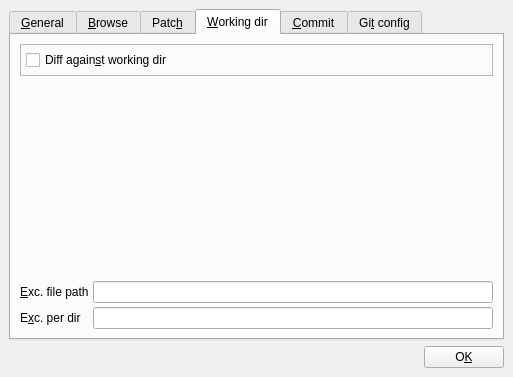
Old version of the form src/settings.ui in the repository tibirna/qgit.
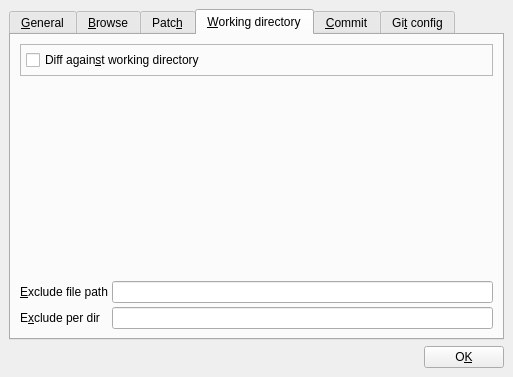
New version of the form. The open tabs and pages were chosen to show the change. Icons and pictures are not drawn.

Commit message: sed/working dir/working directory/ and regenerate the help.h file

What changed in the file:
```diff
--- a/src/settings.ui
+++ b/src/settings.ui
@@ -531,7 +531,7 @@
        </widget>
        <widget class="QWidget" name="WorkingDir">
         <attribute name="title">
-         <string>&amp;Working dir</string>
+         <string>&amp;Working directory</string>
         </attribute>
         <layout class="QHBoxLayout">
          <property name="spacing">
@@ -569,7 +569,7 @@
                  <string>Check to see git status. You need this to commit changes</string>
                 </property>
                 <property name="text">
-                 <string>Diff again&amp;st working dir</string>
+                 <string>Diff again&amp;st working directory</string>
                 </property>
                 <property name="shortcut">
                  <string>Alt+S</string>
@@ -618,7 +618,7 @@
              <item row="1" column="0">
               <widget class="QLabel" name="textLabelExcludePerDir">
                <property name="text">
-                <string>E&amp;xc. per dir</string>
+                <string>E&amp;xclude per dir</string>
                </property>
                <property name="wordWrap">
                 <bool>false</bool>
@@ -631,7 +631,7 @@
              <item row="0" column="0">
               <widget class="QLabel" name="textLabelExcludeFile">
                <property name="text">
-                <string>&amp;Exc. file path</string>
+                <string>&amp;Exclude file path</string>
                </property>
                <property name="wordWrap">
                 <bool>false</bool>
```
The commit also changes 9 other files.
